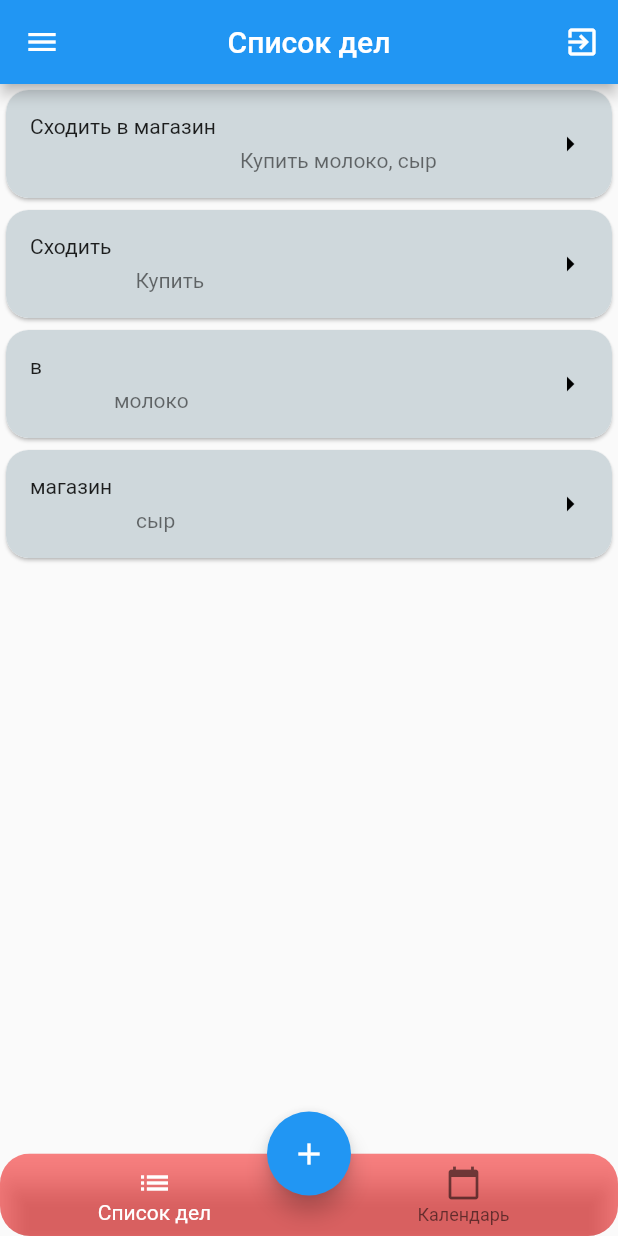
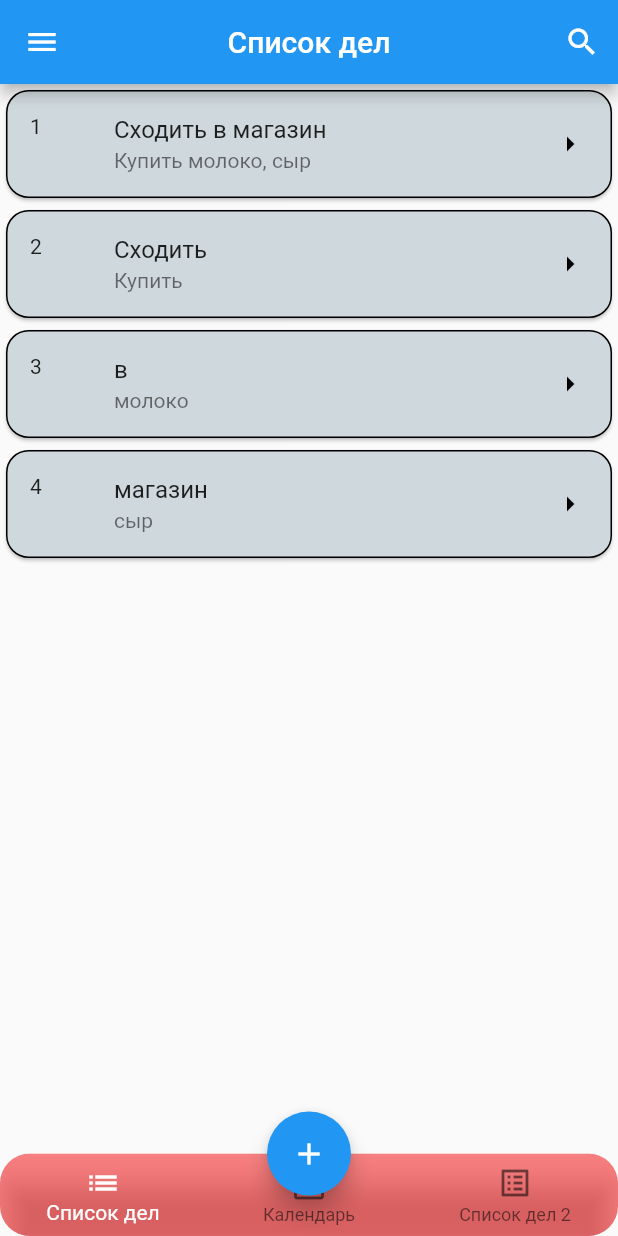
Before and after one commit to Volfone/flutter_application_1, a Flutter app: the HomePage screen opened by its route, on a phone screen of 412 x 824 dp. Run offline on Flutter 3.47's test engine with Material 2 defaults, Android fonts, the phone set to English and light mode, and no system bars.

Commit message:
pr3_AddedPage

```diff
--- a/lib/auth.dart
+++ b/lib/auth.dart
@@ -69,9 +69,10 @@ class AuthPage extends StatelessWidget {
                   ),
                 ),
               ),
+              SizedBox(height: MediaQuery.of(context).size.height * 0.02,),
               SizedBox(
                 height: MediaQuery.of(context).size.height * 0.06,
-                width: MediaQuery.of(context).size.width * 0.7,
+                width: MediaQuery.of(context).size.width * 0.8,
                 child: ElevatedButton(
                   onPressed: (){
                     Navigator.pushNamed(context, '/home');
@@ -94,7 +95,7 @@ class AuthPage extends StatelessWidget {
               InkWell(
                 child: Text(
                   "Sing Up?",
-                  style: TextStyle(color: Colors.black12),
+                  style: TextStyle(color: Colors.black38),
                 ),
                 onTap: (){},
               ),
--- a/lib/calendar.dart
+++ b/lib/calendar.dart
@@ -8,7 +8,7 @@ class CalendarPage extends StatelessWidget {
     return CalendarDatePicker(
       firstDate: DateTime(2023, 2, 1),
       initialDate: DateTime.now(),
-      lastDate: DateTime(2023, 2, 28),
+      lastDate: DateTime(2025, 2, 28),
       onDateChanged: (DateTime value) {  },
     );
   }
--- a/lib/home.dart
+++ b/lib/home.dart
@@ -1,8 +1,10 @@
 import 'package:flutter/material.dart';
+import 'package:flutter/rendering.dart';
 import 'package:flutter/src/widgets/framework.dart';
 import 'package:flutter/src/widgets/placeholder.dart';
 import 'package:flutter_application_1/calendar.dart';
 import 'package:flutter_application_1/list.dart';
+import 'package:flutter_application_1/page3.dart';
 
 class HomePage extends StatefulWidget{
   @override
@@ -10,16 +12,28 @@ class HomePage extends StatefulWidget{
 }
 class StateHomePage extends State<HomePage>{
     int index = 0;
-    final list = [
-      const ListPage(),
-      const CalendarPage()
-    ];
+    TextEditingController searchController = TextEditingController();
+    int tittleAppBar = 0;
+    // final list = [
+    //   const listSearchWidget(),
+    //   const CalendarPage()
+    // ];
+    List<Deal> newDealList = List.from(dealList);
+    List<Cards> newCardList = List.from(cardsList);
+    onItemSearch(String value){
+      setState(() {
+        newDealList = dealList
+        .where((element) =>
+         element.title!.toLowerCase().contains(value.toLowerCase()))
+        .toList();
+      });
+    }
     String title = "Список дел";
     void onItemTap(int newIndex){
   setState(() {
     index = newIndex;
   });
-  }
+}
 
 void onTap(int newIndex)
 {
@@ -27,21 +41,137 @@ void onTap(int newIndex)
 }
 
 
+
   @override
   Widget build(BuildContext context) {
+    // Widget listHorizontalwidget(BuildContext context)
+    // {
+    //   return ListView(
+    //     scrollDirection: Axis.horizontal,
+    //     children: newCardList.map((e) {
+    //       return Card(
+    //         shape: RoundedRectangleBorder(
+    //           borderRadius: BorderRadius.circular(15),
+    //           side: const BorderSide(
+    //             color: Colors.black,
+    //           ),
+    //         ),
+    //         child: ListTile(
+    //           shape: RoundedRectangleBorder(
+    //             borderRadius: BorderRadius.circular(15),
+    //           ),
+    //           tileColor: Colors.blueGrey[100],
+    //           title: Text(e.title!),
+    //           trailing: const Icon(
+    //             Icons.arrow_right,
+    //             color: Colors.black,
+    //           ),
+    //           onTap: () {},
+    //         )
+    //       );
+    //     }).toList(),
+    //   );
+    // }
+    Widget listSearchWidget(BuildContext context) {
+      return ListView(
+        children: newDealList.map(
+          (deal) {
+            return Card(
+              shape: RoundedRectangleBorder(
+                borderRadius: BorderRadius.circular(15),
+                side: const BorderSide(
+                  color: Colors.black,
+                ),
+              ),
+              child: ListTile(
+                shape: RoundedRectangleBorder(
+                  borderRadius: BorderRadius.circular(15),
+                ),
+                tileColor: Colors.blueGrey[100],
+                leading: Text(
+                  deal.id.toString(),
+                ),
+                title: Text(deal.title!),
+                subtitle: Text(deal.discription!),
+                trailing: const Icon(
+                  Icons.arrow_right,
+                  color: Colors.black,
+                ),
+                onTap: () {},
+              ),
+            );
+          },
+        ).toList(),
+      );
+    }
+    final list = [
+      listSearchWidget(context), // 0
+      const CalendarPage(), // 1
+      const pr3Widget(),
+    ];
+  AppBar appBarSearch = AppBar(
+    centerTitle: true,
+    title: TextField(
+      decoration: const InputDecoration(
+        label: Text("Название")
+      ),
+      controller: searchController,
+      onChanged: onItemSearch,
+    ),
+    actions: [
+      IconButton(
+        onPressed: (){
+          setState(() {
+            onItemSearch("");
+            searchController.clear();
+            tittleAppBar = 2;
+          });
+      }, icon: Icon(Icons.close))
+    ],);
+
+  AppBar appBar = AppBar(
+    title: Text(title),
+    centerTitle: true,
+    actions: [
+      IconButton(
+        onPressed: (){
+          setState(() {
+            tittleAppBar = 1;
+          });
+      }, icon: Icon(Icons.search))
+    ],);
+  AppBar appBar2 = AppBar(
+    title: Text(title),
+    centerTitle: true,
+    actions: [
+      IconButton(
+        onPressed: (){
+          setState(() {
+            tittleAppBar = 0;
+          });
+          Navigator.popAndPushNamed(context, '/');
+      }, icon: Icon(Icons.exit_to_app))
+    ],);
+
+    List<AppBar> appBarList =
+    [
+      appBar,
+      appBarSearch,
+      appBar2
+    ];
     return Scaffold(
       drawer: const Drawer(),
-      appBar: AppBar(
-        title: Text(title),
-        centerTitle: true,
-        actions: [
-          IconButton(onPressed: (){
-            Navigator.popAndPushNamed(context, '/');
-            },
-            icon: const Icon(Icons.exit_to_app)
-          ),
-        ]
-      ),
+      appBar: appBarList.elementAt(tittleAppBar),
+      //   title: Text(title),
+      //   centerTitle: true,
+      //   actions: [
+      //     IconButton(onPressed: (){
+      //       Navigator.popAndPushNamed(context, '/');
+      //       },
+      //       icon: const Icon(Icons.exit_to_app)
+      //     ),
+      //   ]
+      // ),
       body: list.elementAt(index),
       floatingActionButtonLocation: FloatingActionButtonLocation.centerDocked,
       floatingActionButton: FloatingActionButton(onPressed: (){}, child: const Icon(Icons.add),),
@@ -53,15 +183,19 @@ void onTap(int newIndex)
           currentIndex: index,
           items: [
           BottomNavigationBarItem(icon: Icon(Icons.list), label: "Список дел"),
-          BottomNavigationBarItem(icon: Icon(Icons.calendar_today), label: "Календарь")
+          BottomNavigationBarItem(icon: Icon(Icons.calendar_today), label: "Календарь"),
+          BottomNavigationBarItem(icon: Icon(Icons.list_alt), label: "Список дел 2")
         ],
         onTap: (value){
           setState((){
               index = value;
               if(index == 0) {
                 title = 'Список дел';
-              } else {
+              } else if(index == 1) {
                 title = 'Календарь';
+              } else
+              {
+                title = 'Список дел 2';
               }
           });
         }),
--- a/lib/list.dart
+++ b/lib/list.dart
@@ -1,29 +1,62 @@
 import 'package:flutter/material.dart';
+//
+// class ListPage extends StatelessWidget {
+//   const ListPage({super.key});
 
-class ListPage extends StatelessWidget {
-  const ListPage({super.key});
+//   @override
+//   Widget build(BuildContext context) {
+//     return ListView(
+//       children: dealList.map((e) {
+//         return Card(
+//           shape:  RoundedRectangleBorder(borderRadius: BorderRadius.circular(15), side: const BorderSide(color: Colors.black)),
+//           child: ListTile(shape: RoundedRectangleBorder(borderRadius: BorderRadius.circular(15)),
+//           tileColor: Colors.blueGrey[100],
+//           leading: Text(e.id.toString()),
+//           title: Text(e.title!),
+//           subtitle: Text(e.discription!),
+//           trailing:const Icon(
+//             Icons.arrow_right,
+//             color: Colors.black,
+//           ),
+//           onTap: (){},
+//           ),
+//         );
+//       }).toList(),
+//     );
+//   }
+// }
+// class Cards extends StatelessWidget {
 
-  @override
-  Widget build(BuildContext context) {
-    return ListView(
-      children: dealList.map((e) {
-        return Card(
-          shape:  RoundedRectangleBorder(borderRadius: BorderRadius.circular(15)),
-          child: ListTile(shape: RoundedRectangleBorder(borderRadius: BorderRadius.circular(15)),
-          tileColor: Colors.blueGrey[100],
-          leading: Text(e.title!),
-          subtitle: Text(e.discription!),
-          trailing:const Icon(
-            Icons.arrow_right,
-            color: Colors.black,
-          ),
-          onTap: (){},
-          ),
-        );
-      }).toList(),
-    );
-  }
+//   String? text;
+//   Cards({super.key,
+//     required this.text,
+//   });
+
+//   @override
+//   Widget build(BuildContext context) {
+//     return Container(
+//       width: 400,
+//       height: 40,
+//       decoration: const BoxDecoration(color: Colors.green),
+//       child: Text(text!),
+//     );
+//   }
+// }
+class Cards {
+  String? title;
+  Cards({this.title});
 }
+List<Cards> cardsList = [
+  Cards(
+    title: 'С',
+  ),
+  Cards(
+    title: 'y',
+  ),
+  Cards(
+    title: 'asd',
+  ),
+];
 
 class Deal {
   int? id;
--- a/lib/main.dart
+++ b/lib/main.dart
@@ -20,7 +20,7 @@ class MyApp extends StatelessWidget {
       routes: {
         '/': (context) => const AuthPage(),
         '/home': (context) => HomePage(),
-        '/list': (context) => const ListPage(),
+        // '/list': (context) => const ListPage(),
         '/calendar': (context) => const CalendarPage(),
       },
     );
```
Also changed, not shown: lib/page3.dart (added, +257 -0 lines).
